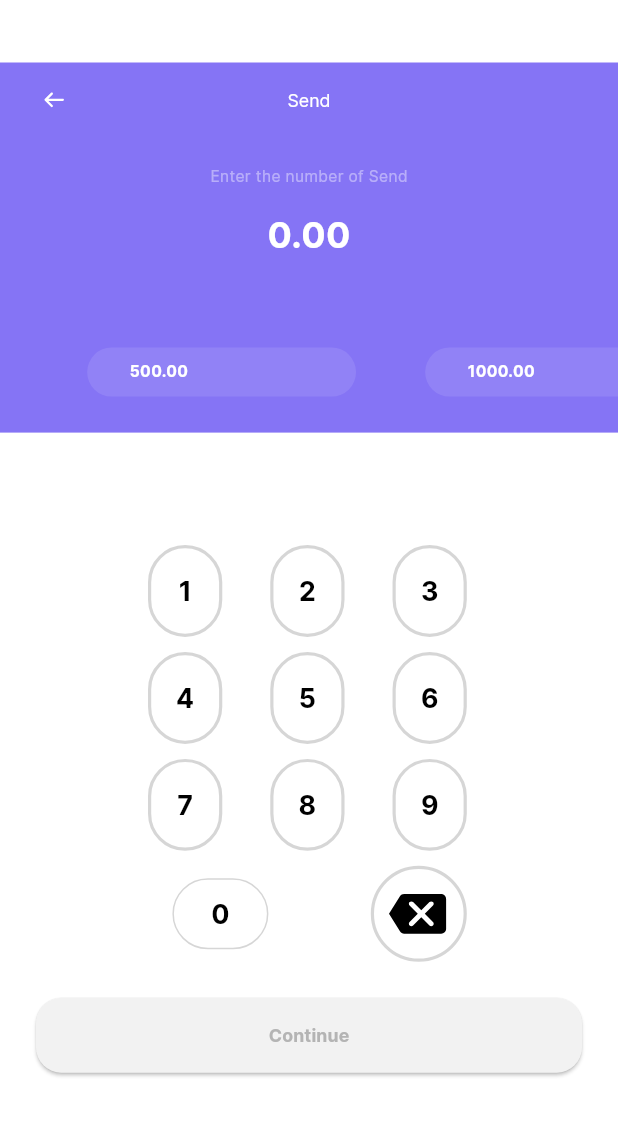
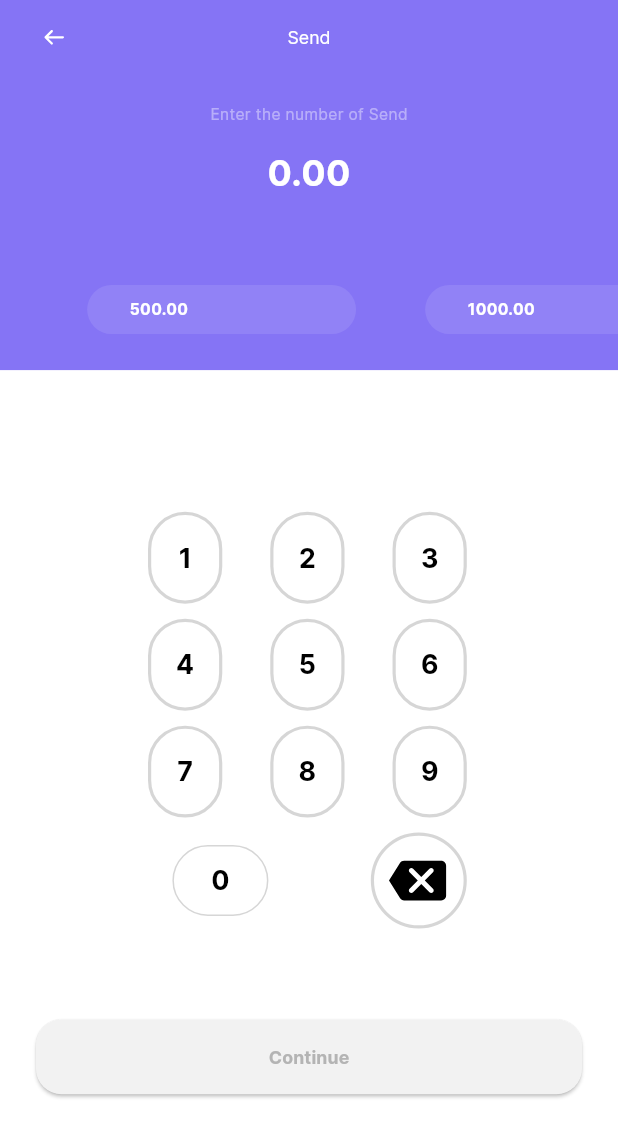
Before and after one commit to wahajkhalil/FypProjectGroupA, a Flutter app: the HomeScreen screen opened directly, after a tap on "Send", on a phone screen of 412 x 824 dp. Shown: the top 1137 px of the screen. Run offline on Flutter 3.47's test engine with Material 3 defaults, Android fonts, the phone set to English and light mode, and no system bars; our stand-ins replace cached_network_image, camera, flutter_svg, pin_code_fields, pinput, sqflite; accounts and stored records are empty.

Commit message:
UI Changes

```diff
--- a/lib/Home/home.dart
+++ b/lib/Home/home.dart
@@ -448,7 +448,8 @@ class _HomeScreenState extends State<HomeScreen> {
                           width: 8), // Adjust the spacing between boxes
                       Column(
                         children: [
-                          Container(
+                          InkWell(
+                            child: Container(
                               width: 40,
                               height: 40,
                               decoration: BoxDecoration(
@@ -476,13 +477,22 @@ class _HomeScreenState extends State<HomeScreen> {
                                 ),
                               ),
                             ),
+                            onTap: () {
+                              Navigator.push(
+                                  context,
+                                  MaterialPageRoute(
+                                      builder: (context) =>
+                                          const SendEnterAmount()));
+                            },
+                          ),
                           const SizedBox(height: 5),
                           InkWell(
                             onTap: () {
                               Navigator.push(
                                   context,
                                   MaterialPageRoute(
-                                      builder: (context) => SendEnterAmount()));
+                                      builder: (context) =>
+                                          const SendEnterAmount()));
                             },
                             child: const Text(
                               'Send',
--- a/lib/Page/SendEnterAmount.dart
+++ b/lib/Page/SendEnterAmount.dart
@@ -1,5 +1,4 @@
 import 'package:fyp_project_group_a/Page/SelectContect.dart';
-
 import '../widgets/chips_item_widget.dart';
 import 'package:flutter/material.dart';
 import 'package:fyp_project_group_a/core/app_export.dart';
@@ -43,8 +42,7 @@ class _SendEnterAmountState extends State<SendEnterAmount> {
     return SafeArea(
       child: Scaffold(
         backgroundColor: theme.colorScheme.onPrimaryContainer,
-        body: SizedBox.expand(
-          child: Column(
+        body: Column(
           children: [
             _buildIconLeftStack(context),
             Expanded(
@@ -54,11 +52,9 @@ class _SendEnterAmountState extends State<SendEnterAmount> {
                   vertical: 34,
                 ),
                 child: Column(
-                    //mainAxisAlignment: MainAxisAlignment.end,
+                  mainAxisAlignment: MainAxisAlignment.spaceEvenly,
                   children: [
-                      const SizedBox(height: 41),
                     _buildKeypadPinColumn(context),
-                      const SizedBox(height: 24),
                     CustomElevatedButton(
                       height: 50,
                       text: "Continue",
@@ -68,14 +64,12 @@ class _SendEnterAmountState extends State<SendEnterAmount> {
                             ? Navigator.push(
                                 context,
                                 MaterialPageRoute(
-                                      builder: (context) =>
-                                          SendSelectContact()))
+                                    builder: (context) => SendSelectContact()))
                             : ""
                       },
                       buttonStyle: enteredValue.isNotEmpty &&
                               double.parse(enteredValue) > 0
                           ? CustomButtonStyles.fillPrimary
-                            // Enabled style
                           : CustomButtonStyles.fillGray,
                       buttonTextStyle: enteredValue.isNotEmpty &&
                               double.parse(enteredValue) > 0
@@ -90,13 +84,11 @@ class _SendEnterAmountState extends State<SendEnterAmount> {
           ],
         ),
       ),
-      ),
     );
   }
 
   Widget _buildIconLeftStack(BuildContext context) {
     return SizedBox(
-      //height: MediaQuery.of(context).size.height * 0.45,
       width: double.maxFinite,
       child: Stack(
         alignment: Alignment.bottomRight,
@@ -143,12 +135,12 @@ class _SendEnterAmountState extends State<SendEnterAmount> {
           ),
           Align(
             alignment: Alignment.bottomRight,
-            child: SizedBox(
-              height: MediaQuery.of(context).size.height * 0.35,
+            child: Container(
+              height: 100, // Adjust this height as needed
               child: ListView.separated(
                 padding: EdgeInsets.only(
                   left: 24,
-                  top: MediaQuery.of(context).size.height * 0.24,
+                  top: 24,
                   bottom: 24,
                 ),
                 scrollDirection: Axis.horizontal,
--- a/lib/Page/SuccessMessage.dart
+++ b/lib/Page/SuccessMessage.dart
@@ -96,6 +96,9 @@ class _SendSuccessSentInMessageScreenState
       leading: AppbarLeadingImage(
         imagePath: ImageConstant.imgIconLeft,
         margin: EdgeInsets.only(left: 24.h),
+        onTap: () {
+          Navigator.pop(context);
+        },
       ),
       centerTitle: true,
       title: AppbarTitle(
```
Also changed, not shown: lib/Page/EnterPinCode.dart (+6 -6 lines). Lines whose indentation alone changed are shown as unchanged.
